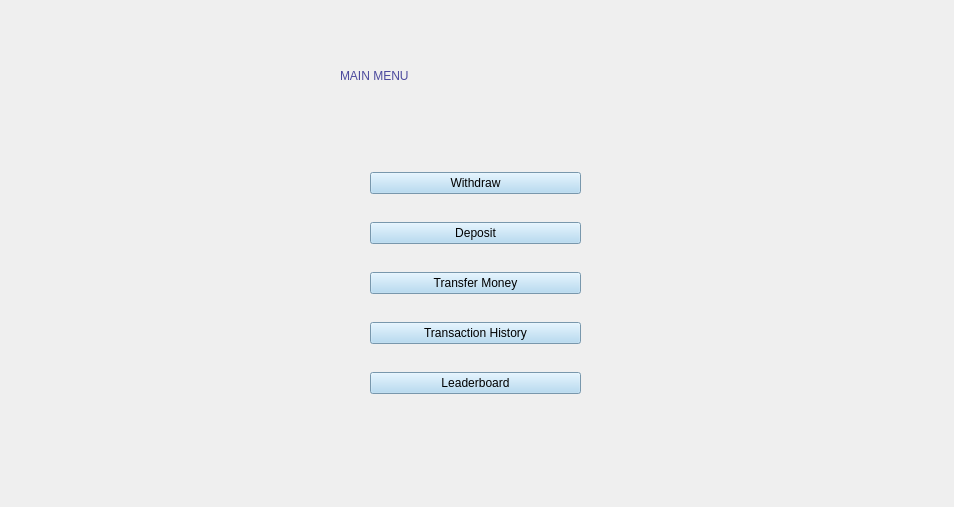
This is view/menu.ui in rawsashimi1604/1009_BankingSystem as Qt 5 draws it before an edit. The edited form follows.
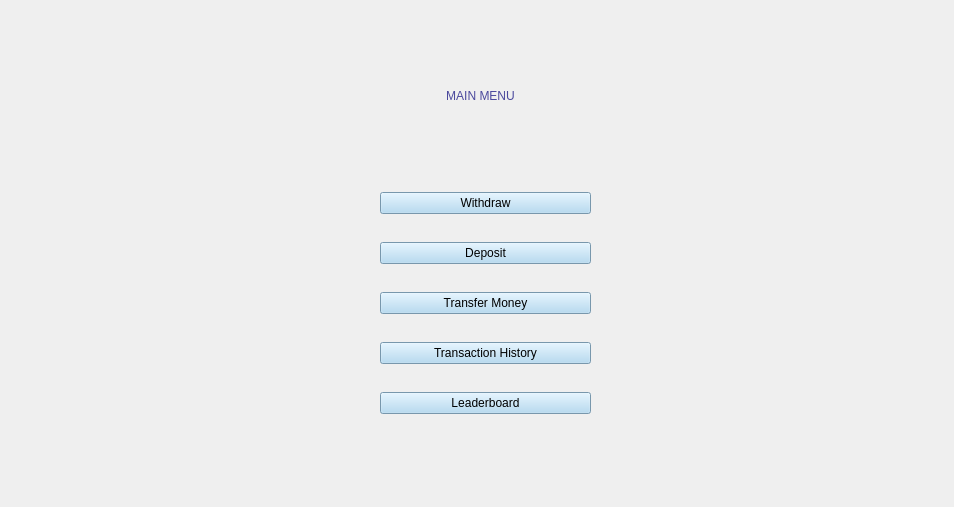
This is the edited form.

```diff
--- a/view/menu.ui
+++ b/view/menu.ui
@@ -16,11 +16,21 @@
   <property name="styleSheet">
    <string notr="true"/>
   </property>
+  <widget class="QStackedWidget" name="stackedWidget">
+   <property name="geometry">
+    <rect>
+     <x>10</x>
+     <y>10</y>
+     <width>931</width>
+     <height>491</height>
+    </rect>
+   </property>
+   <widget class="QWidget" name="page">
   <widget class="QLabel" name="label">
    <property name="geometry">
     <rect>
-     <x>340</x>
-     <y>20</y>
+       <x>240</x>
+       <y>30</y>
      <width>461</width>
      <height>111</height>
     </rect>
@@ -32,12 +42,15 @@
    <property name="text">
     <string>MAIN MENU</string>
    </property>
+     <property name="alignment">
+      <set>Qt::AlignCenter</set>
+     </property>
   </widget>
   <widget class="QWidget" name="verticalLayoutWidget">
    <property name="geometry">
     <rect>
      <x>370</x>
-     <y>150</y>
+       <y>160</y>
      <width>211</width>
      <height>271</height>
     </rect>
@@ -99,6 +112,8 @@
      </widget>
     </item>
    </layout>
+    </widget>
+   </widget>
   </widget>
  </widget>
  <resources/>
```
Left out of the diff: 12 changed lines with no effect on the pictures. Lines whose indentation alone changed are shown as unchanged.
